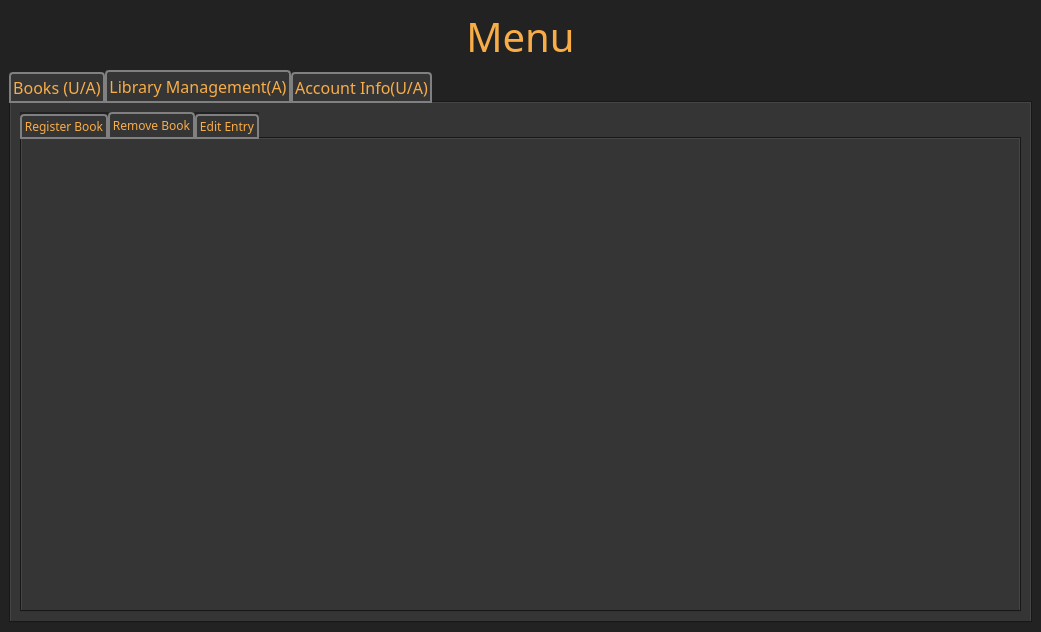
This is mainwindow.ui in DistroRickDev/lms_oop_qt as Qt 5 draws it before an edit. The edited form follows.
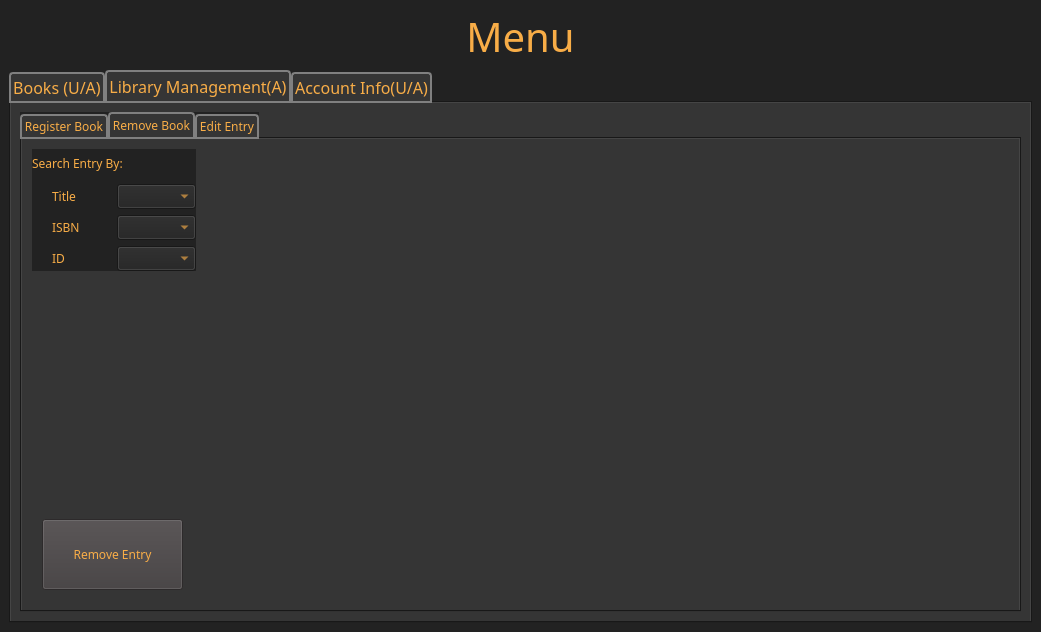
This is the edited form. The open tabs and pages were chosen to show the change.

```diff
--- a/mainwindow.ui
+++ b/mainwindow.ui
@@ -64,7 +64,7 @@
 }
 
 
-#title_label , #isbn_label, #genre_label, #author_label {
+#title_label , #isbn_label, #genre_label, #author_label , #id_label{
 	background: #353535;
 }
 
@@ -79,6 +79,10 @@
 	background: transparent;
 	color: #f8ad47;
 	font: 50 30pt &quot;Fira Sans Condensed&quot;;
+}
+
+QRadioButton, #remove_label{
+	background: transparent;
 }</string>
   </property>
   <property name="animated">
@@ -226,6 +230,80 @@
              <attribute name="title">
               <string>Remove Book</string>
              </attribute>
+             <widget class="QPushButton" name="remove_btn">
+              <property name="geometry">
+               <rect>
+                <x>20</x>
+                <y>380</y>
+                <width>141</width>
+                <height>71</height>
+               </rect>
+              </property>
+              <property name="text">
+               <string>Remove Entry</string>
+              </property>
+             </widget>
+             <widget class="QWidget" name="">
+              <property name="geometry">
+               <rect>
+                <x>10</x>
+                <y>10</y>
+                <width>164</width>
+                <height>122</height>
+               </rect>
+              </property>
+              <layout class="QVBoxLayout" name="verticalLayout_4">
+               <item>
+                <widget class="QLabel" name="remove_label">
+                 <property name="text">
+                  <string>Search Entry By:</string>
+                 </property>
+                </widget>
+               </item>
+               <item>
+                <layout class="QHBoxLayout" name="horizontalLayout_8">
+                 <item>
+                  <widget class="QRadioButton" name="title_filter_rb">
+                   <property name="text">
+                    <string>Title</string>
+                   </property>
+                  </widget>
+                 </item>
+                 <item>
+                  <widget class="QComboBox" name="title_filter_cb"/>
+                 </item>
+                </layout>
+               </item>
+               <item>
+                <layout class="QHBoxLayout" name="horizontalLayout_7">
+                 <item>
+                  <widget class="QRadioButton" name="isbn_filter_rb">
+                   <property name="text">
+                    <string>ISBN</string>
+                   </property>
+                  </widget>
+                 </item>
+                 <item>
+                  <widget class="QComboBox" name="isbn_filter_cb"/>
+                 </item>
+                </layout>
+               </item>
+               <item>
+                <layout class="QHBoxLayout" name="horizontalLayout_6">
+                 <item>
+                  <widget class="QRadioButton" name="id_filter_rb">
+                   <property name="text">
+                    <string>ID</string>
+                   </property>
+                  </widget>
+                 </item>
+                 <item>
+                  <widget class="QComboBox" name="id_filter_cb"/>
+                 </item>
+                </layout>
+               </item>
+              </layout>
+             </widget>
             </widget>
             <widget class="QWidget" name="edit_tab">
              <attribute name="title">
```
Left out of the diff: 16 changed lines with no effect on the pictures.
